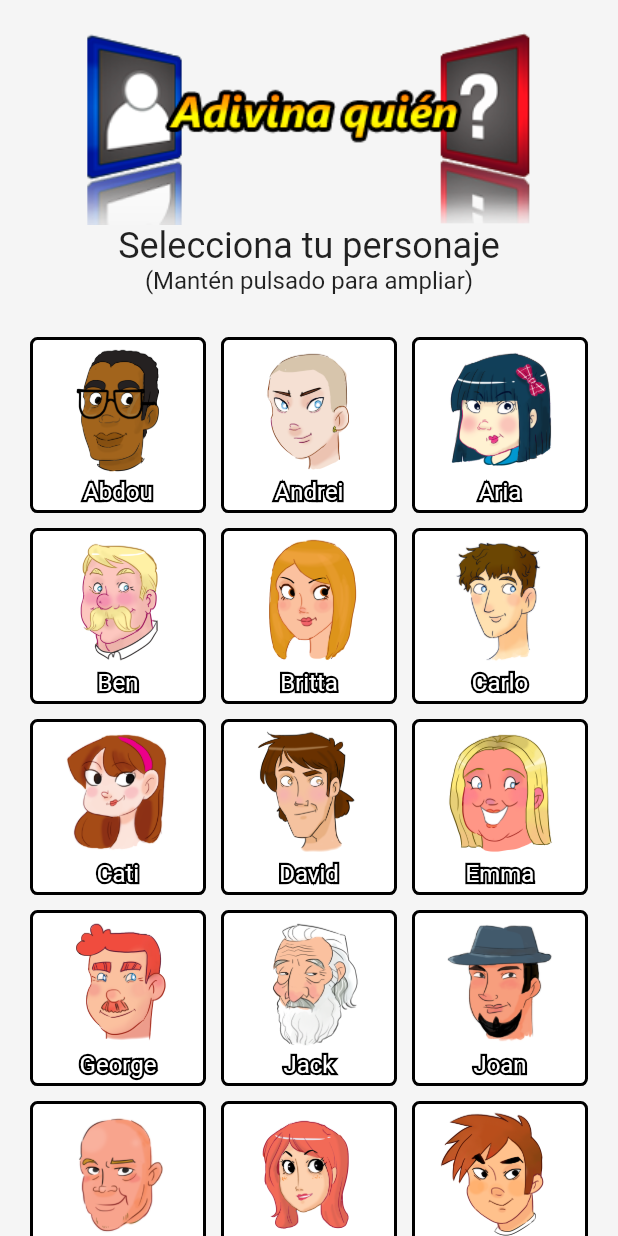
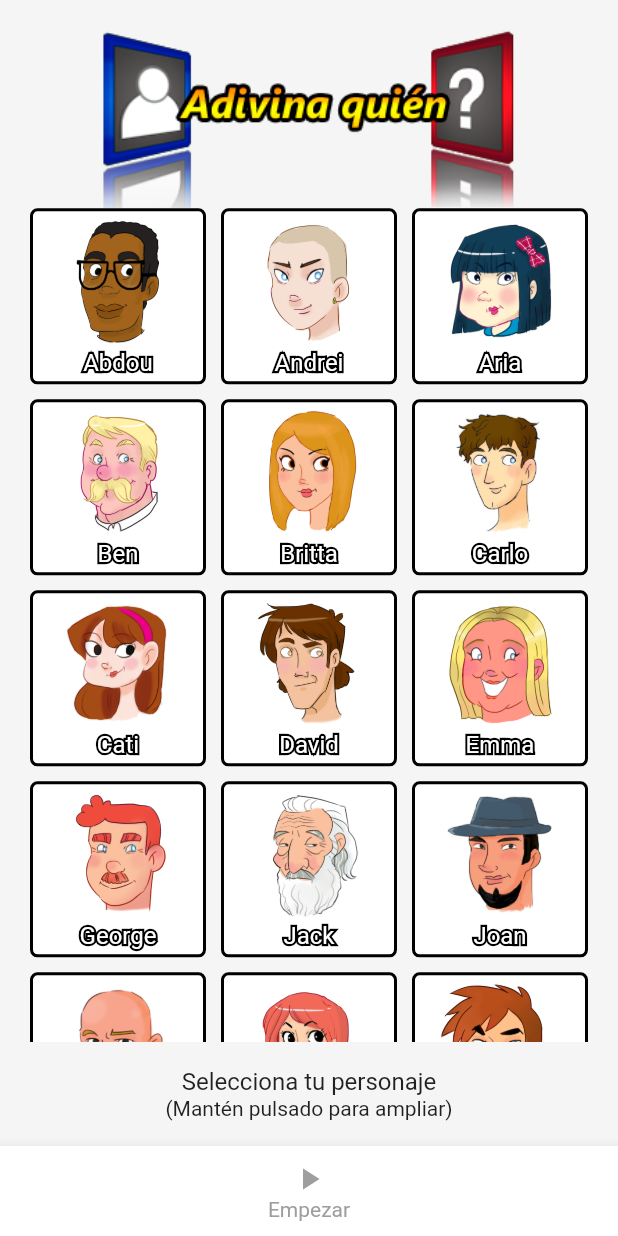
Before and after one commit to alfredoUcar/guesswho, a Flutter app: the CharacterSelection screen opened by its route, on a phone screen of 412 x 824 dp. Run offline on Flutter 3.47's test engine with Material 2 defaults, Android fonts, the phone set to English and light mode, and no system bars.

Commit message:
add bottom bar

```diff
--- a/lib/screens/character_selection.dart
+++ b/lib/screens/character_selection.dart
@@ -14,18 +14,38 @@ class CharacterSelection extends StatelessWidget {
     return Consumer<Game>(
       builder: (context, game, child) => Scaffold(
         backgroundColor: Colors.grey.shade100,
-        floatingActionButtonLocation: FloatingActionButtonLocation.centerFloat,
-        floatingActionButton: Visibility(
-          visible: game.selectedCharacter != null,
-          child: FloatingActionButton(
-            child: Icon(game.hasStarted() ? Icons.stop : Icons.play_arrow),
-            onPressed: () {
+        bottomNavigationBar: BottomAppBar(
+          child: InkWell(
+            onTap: game.selectedCharacter == null
+                ? null
+                : () {
                     if (game.hasStarted()) {
                       game.end();
                     } else {
                       game.start();
                     }
                   },
+            child: Column(
+              mainAxisSize: MainAxisSize.min,
+              children: [
+                const SizedBox(height: 10),
+                Icon(
+                  game.hasStarted() ? Icons.stop : Icons.play_arrow,
+                  color: game.selectedCharacter == null
+                      ? Colors.grey
+                      : Colors.black,
+                ),
+                Text(
+                  game.hasStarted() ? 'Finalizar' : 'Empezar',
+                  style: TextStyle(
+                    color: game.selectedCharacter == null
+                        ? Colors.grey
+                        : Colors.black,
+                  ),
+                ),
+                const SizedBox(height: 10),
+              ],
+            ),
           ),
         ),
         body: game.characters.isEmpty
@@ -36,24 +56,6 @@ class CharacterSelection extends StatelessWidget {
                     flex: 2,
                     child: Image(
                         image: AssetImage('lib/assets/wide_text_logo.png')),
-                  ),
-                  Flexible(
-                    child: Column(
-                      children: const [
-                        Text(
-                          'Selecciona tu personaje',
-                          style: TextStyle(
-                            fontSize: 24,
-                          ),
-                        ),
-                        Text(
-                          '(Mantén pulsado para ampliar)',
-                          style: TextStyle(
-                            fontSize: 16,
-                          ),
-                        ),
-                      ],
-                    ),
                   ),
                   Flexible(
                     flex: 8,
@@ -74,6 +76,25 @@ class CharacterSelection extends StatelessWidget {
                       focusedCharacter: game.selectedCharacter,
                     ),
                   ),
+                  Visibility(
+                    visible: !game.hasStarted(),
+                    child: Flexible(
+                      child: Column(
+                        mainAxisAlignment: MainAxisAlignment.center,
+                        children: const [
+                          Text(
+                            'Selecciona tu personaje',
+                            textAlign: TextAlign.center,
+                            style: TextStyle(fontSize: 16),
+                          ),
+                          Text(
+                            '(Mantén pulsado para ampliar)',
+                            textAlign: TextAlign.center,
+                          ),
+                        ],
+                      ),
+                    ),
+                  ),
                 ],
               ),
       ),
```
Lines whose indentation alone changed are shown as unchanged.
